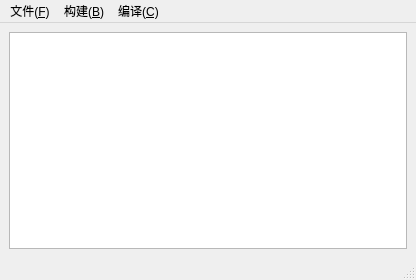
Above: 007-SmileNotePad/mainwindow.ui from saiumr/LearnQt before the change. Below: the same form after it.
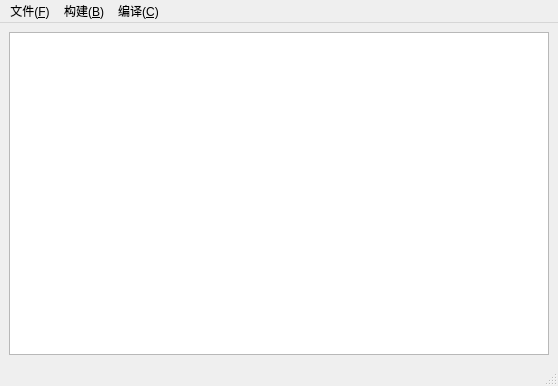
That is the form after the change.

Commit message: 007: finish 4 important functions; New file, Open file, Quick save file, Save as... file

Patch:
```diff
--- a/007-SmileNotePad/mainwindow.ui
+++ b/007-SmileNotePad/mainwindow.ui
@@ -6,8 +6,8 @@
    <rect>
     <x>0</x>
     <y>0</y>
-    <width>416</width>
-    <height>280</height>
+    <width>558</width>
+    <height>386</height>
    </rect>
   </property>
   <property name="windowTitle">
@@ -16,7 +16,15 @@
   <widget class="QWidget" name="centralwidget">
    <layout class="QVBoxLayout" name="verticalLayout">
     <item>
-     <widget class="QTextEdit" name="textEdit"/>
+     <widget class="QTextEdit" name="textEdit">
+      <property name="font">
+       <font>
+        <family>Maple Mono NF CN</family>
+        <pointsize>12</pointsize>
+        <italic>false</italic>
+       </font>
+      </property>
+     </widget>
     </item>
    </layout>
   </widget>
@@ -25,7 +33,7 @@
     <rect>
      <x>0</x>
      <y>0</y>
-     <width>416</width>
+     <width>558</width>
      <height>17</height>
     </rect>
    </property>
```
Left out of the diff: 20 changed lines with no effect on the pictures. The commit also changes 2 other files.
